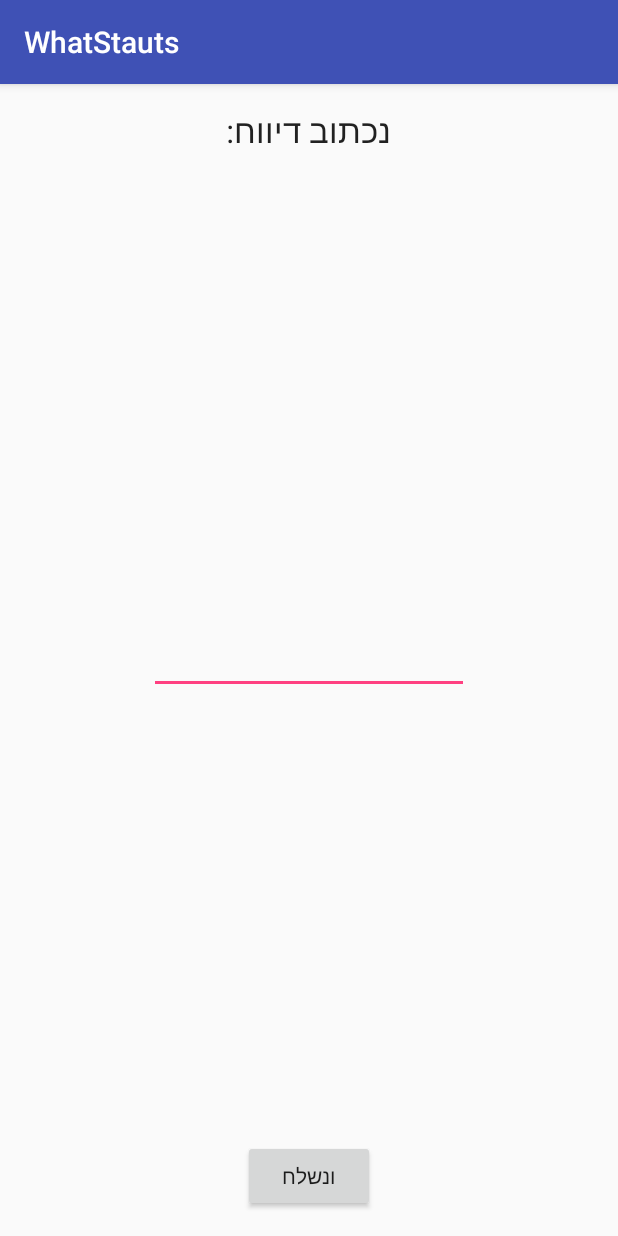
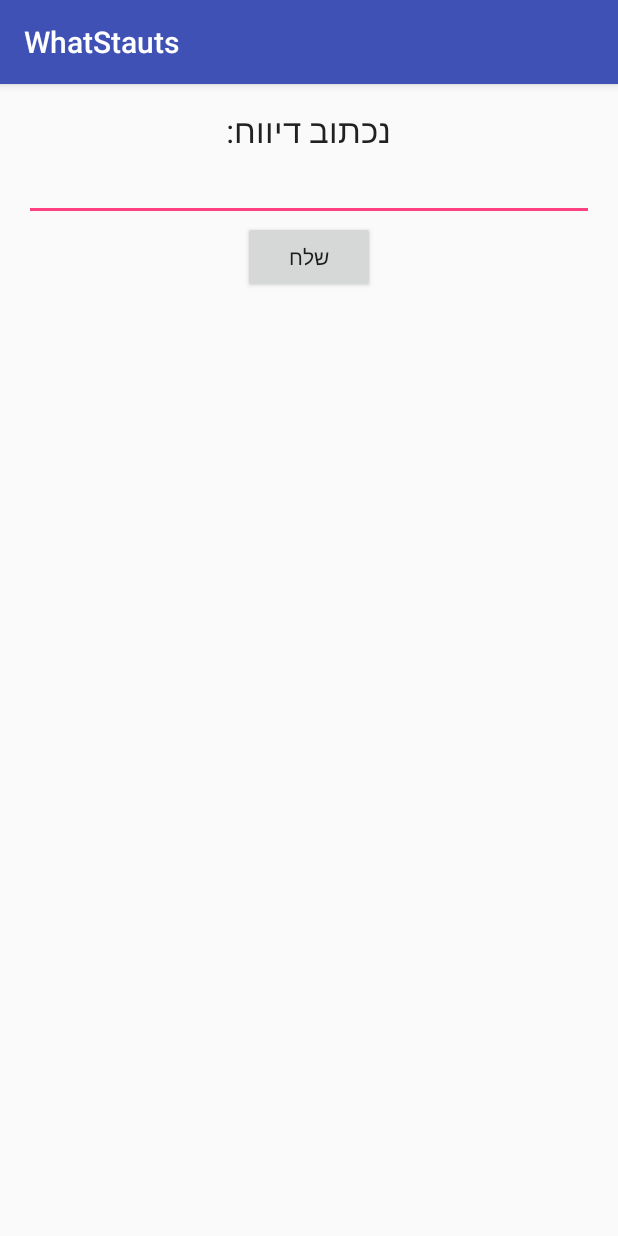
Before and after one commit to orezrice/WasStatus, an Android app: the ReportShelterActivity screen opened directly, with no data from a screen before it, on a phone screen of 412 x 824 dp. Run offline under Robolectric (Android 15) with nearby library versions, the phone set to English and light mode, and no system bars.

Commit message:
finel ver

```diff
--- a/WhatStatus/app/src/main/java/com/whatstatus/Models/Generals.java
+++ b/WhatStatus/app/src/main/java/com/whatstatus/Models/Generals.java
@@ -11,8 +11,6 @@ public class Generals {
 
     public static final int REPORT_LOGISTIC_ACTION = 3;
 
-    public static final int SEND_REPORT_ACTION = 4;
-
     public static final String REQUEST_TYPE = "request";
 
     public static final String HOGER_NUMBER = "id";
--- a/WhatStatus/app/src/main/java/com/whatstatus/ReportShelterActivity.java
+++ b/WhatStatus/app/src/main/java/com/whatstatus/ReportShelterActivity.java
@@ -37,7 +37,7 @@ public class ReportShelterActivity extends AppCompatActivity {
     public void sendReportToServer(String report) {
         setResult(Activity.RESULT_OK, new Intent());
         Log.d("check", "sendReportToServer");
-        Toast.makeText(this, "Sent Report: " + report, Toast.LENGTH_SHORT).show();
+        Toast.makeText(this, "דיווח נשלח", Toast.LENGTH_SHORT).show();
 
         HashMap<String, String> reqData = new HashMap<String, String>();
 
--- a/WhatStatus/app/src/main/res/layout/activity_report_shelter.xml
+++ b/WhatStatus/app/src/main/res/layout/activity_report_shelter.xml
@@ -25,16 +25,17 @@
         android:inputType="textMultiLine"
         android:ems="10"
         android:id="@+id/logisticReport"
-        android:layout_centerVertical="true"
-        android:layout_centerHorizontal="true" />
+        android:layout_below="@+id/textView2"
+        android:layout_alignParentStart="true"
+        android:layout_alignParentEnd="true" />
 
     <Button
         android:layout_width="wrap_content"
         android:layout_height="wrap_content"
-        android:text="ונשלח"
+        android:text="שלח"
         android:id="@+id/sendReport"
-        android:layout_alignParentBottom="true"
-        android:layout_centerHorizontal="true"
-        android:hint="דיווח" />
+        android:hint="דיווח"
+        android:layout_below="@+id/logisticReport"
+        android:layout_centerHorizontal="true" />
 
 </RelativeLayout>
--- a/WhatStatus/app/src/main/res/layout/present_report_person_dialog.xml
+++ b/WhatStatus/app/src/main/res/layout/present_report_person_dialog.xml
@@ -64,7 +64,7 @@
             android:hint="דיווח"
             android:layout_marginStart="8dp"
             android:imeOptions="actionDone"
-            android:maxLength="7"
+            android:maxLength="255"
             android:textColor="@android:color/black"
             android:inputType="textAutoCorrect" />
 
```
Also changed, not shown: WhatStatus/app/src/main/java/com/whatstatus/MainActivity.java (+10 -10 lines).
